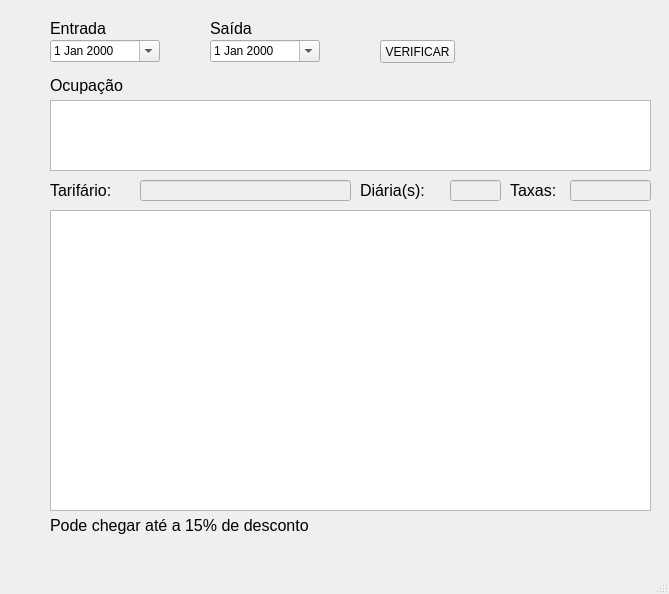
This is tarifafacil/interface.ui in kazluBR/hpsol-desktop-apps as Qt 5 draws it before an edit. The edited form follows.
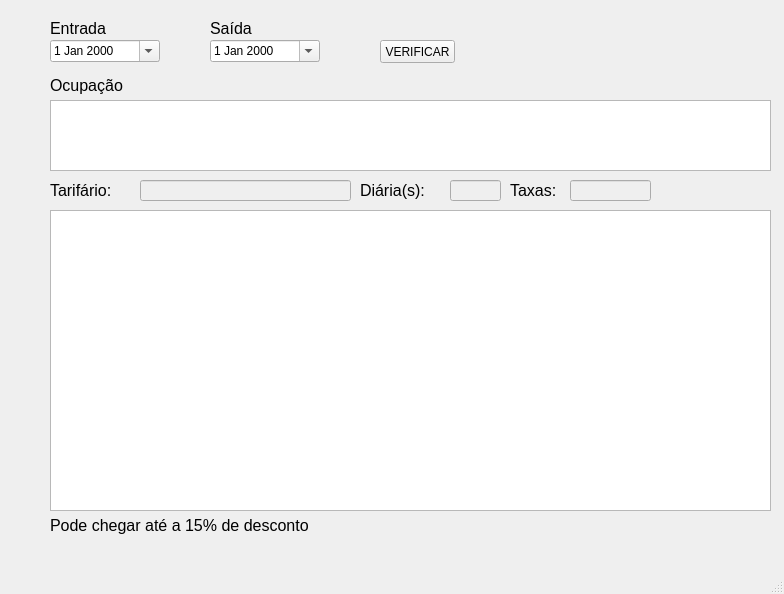
This is the edited form.

```diff
--- a/tarifafacil/interface.ui
+++ b/tarifafacil/interface.ui
@@ -6,7 +6,7 @@
    <rect>
     <x>0</x>
     <y>0</y>
-    <width>669</width>
+    <width>784</width>
     <height>594</height>
    </rect>
   </property>
@@ -130,7 +130,7 @@
      <rect>
       <x>50</x>
       <y>100</y>
-      <width>601</width>
+      <width>721</width>
       <height>71</height>
      </rect>
     </property>
@@ -140,7 +140,7 @@
      <rect>
       <x>50</x>
       <y>210</y>
-      <width>601</width>
+      <width>721</width>
       <height>301</height>
      </rect>
     </property>
```
Left out of the diff: 2 changed lines with no effect on the pictures.
